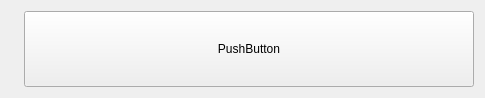
Above: themewidget.ui from imanirajdoost/color-theme-manager before the change. Below: the same form after it.
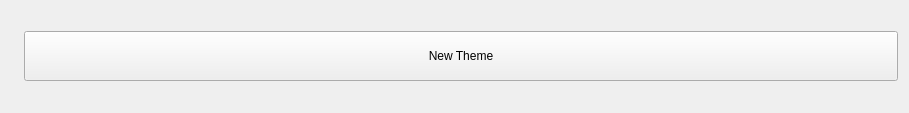
That is the form after the change. Icons and pictures are not drawn.

What changed in the file:
```diff
--- a/themewidget.ui
+++ b/themewidget.ui
@@ -6,8 +6,8 @@
    <rect>
     <x>0</x>
     <y>0</y>
-    <width>485</width>
-    <height>98</height>
+    <width>909</width>
+    <height>113</height>
    </rect>
   </property>
   <property name="windowTitle">
@@ -27,13 +27,19 @@
    <item>
     <widget class="QPushButton" name="theme_button">
      <property name="sizePolicy">
-      <sizepolicy hsizetype="Minimum" vsizetype="Preferred">
+      <sizepolicy hsizetype="Minimum" vsizetype="Fixed">
        <horstretch>0</horstretch>
        <verstretch>0</verstretch>
       </sizepolicy>
      </property>
+     <property name="maximumSize">
+      <size>
+       <width>16777215</width>
+       <height>50</height>
+      </size>
+     </property>
      <property name="text">
-      <string>PushButton</string>
+      <string>New Theme</string>
      </property>
     </widget>
    </item>
```
